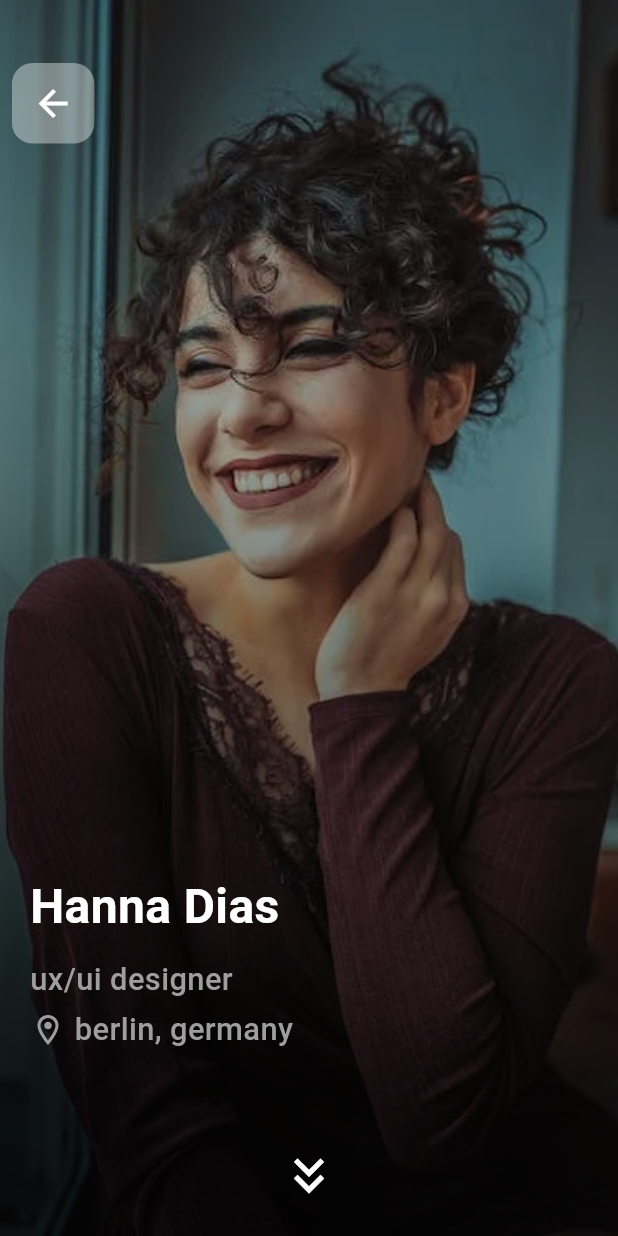
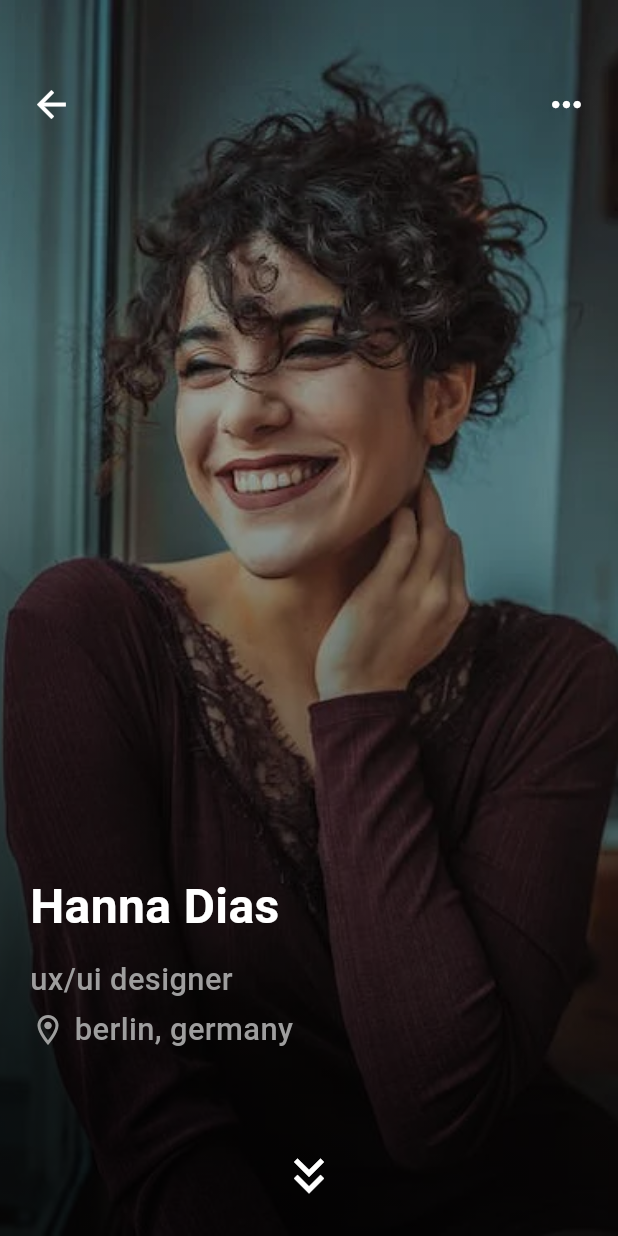
Before and after one commit to dudecoderr/Job_Recuirtment_Ui_App_in_Flutter, a Flutter app: the SwipeProfileScreen screen opened directly, on a phone screen of 412 x 824 dp. Run offline on Flutter 3.47's test engine with Material 2 defaults, Android fonts, the phone set to English and light mode, and no system bars; our stand-ins replace floating_bottom_navigation_bar, flutter_screenutil, get, page_transition; missing offline and left inert: phlox_animations.

Commit message:
[fix] some issue ui

```diff
--- a/lib/Ui/swipe_profile_screen.dart
+++ b/lib/Ui/swipe_profile_screen.dart
@@ -50,24 +50,25 @@ class _SwipeProfileScreenState extends State<SwipeProfileScreen> {
             ),
           ),
           Positioned(
-            top: 42,
-            left: 8,
+            top: 55,
+            left: 20,
             child: InkWell(
               onTap: () {
                 Navigator.pop(context);
               },
-              child: Container(
-                height: 45.h,
-                width: 48.w,
-                decoration: BoxDecoration(
-                    borderRadius: BorderRadius.circular(12.r),
-                    color: Colors.white38),
-                child: Icon(
-                  Icons.arrow_back,
-                  color: Colors.white,
-                  size: 25.sp,
-                ),
+              child: Icon(
+                Icons.arrow_back,
+                color: Colors.white,
+                size: 25.sp,
               ),
+            ),
+          ), Positioned(
+            top: 55,
+            right: 20,
+            child: Icon(
+              Icons.more_horiz,
+              color: Colors.white,
+              size: 25.sp,
             ),
           ),
           Positioned(
```
